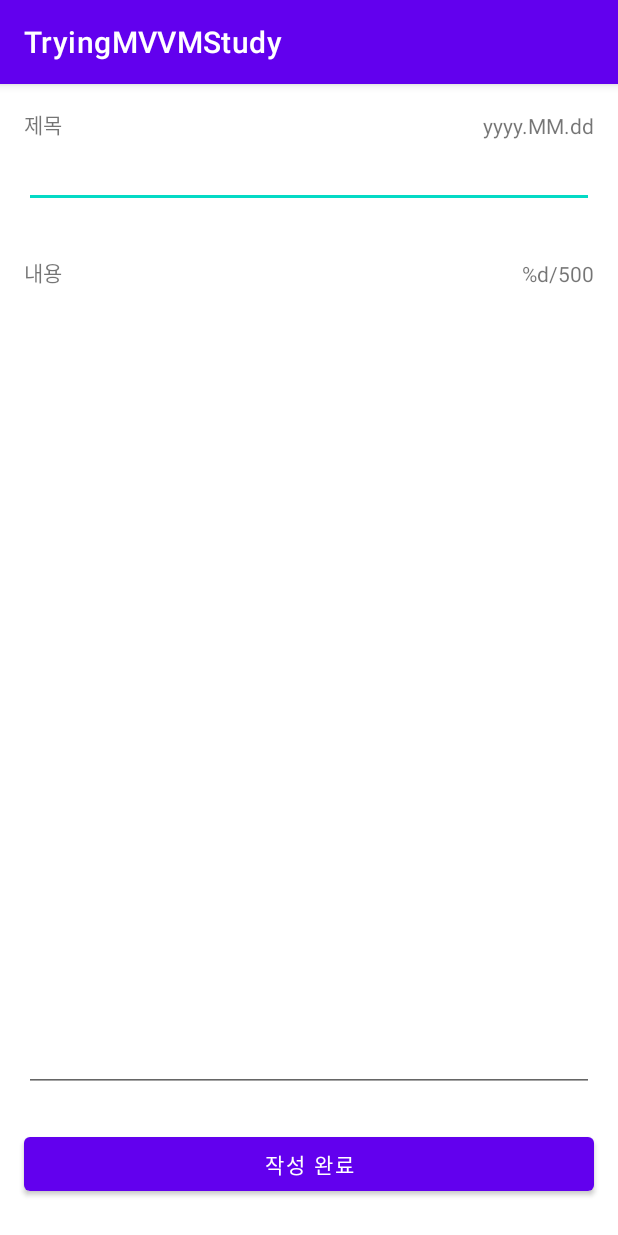
After one commit to MalibinStudy/TryMVVM, an Android app: the MemoActivity screen opened directly, with no data from a screen before it, on a phone screen of 412 x 824 dp. The commit adds this screen. Run offline under Robolectric (Android 15) with nearby library versions, the phone set to English and light mode, and no system bars; our stand-ins replace data binding.

Commit message:
[Feat] Databinding 기초 코드

```diff
--- a/app/build.gradle
+++ b/app/build.gradle
@@ -5,12 +5,12 @@ plugins {
 }
 
 android {
-    compileSdk 30
+    compileSdk 31
 
     defaultConfig {
         applicationId "com.malibin.study.trying.mvvm"
         minSdk 23
-        targetSdk 30
+        targetSdk 31
         versionCode 1
         versionName "1.0"
 
@@ -32,19 +32,24 @@ android {
     kotlinOptions {
         jvmTarget = '1.8'
     }
+
+    buildFeatures {
+        dataBinding true
+        viewBinding true
+    }
 }
 
 dependencies {
-    implementation 'androidx.core:core-ktx:1.6.0'
-    implementation 'androidx.appcompat:appcompat:1.3.1'
+    implementation 'androidx.core:core-ktx:1.7.0'
+    implementation 'androidx.appcompat:appcompat:1.4.1'
 
     // View
-    implementation 'com.google.android.material:material:1.4.0'
-    implementation 'androidx.constraintlayout:constraintlayout:2.1.0'
+    implementation 'com.google.android.material:material:1.5.0'
+    implementation 'androidx.constraintlayout:constraintlayout:2.1.3'
 
     // Room Persistence
-    implementation "androidx.room:room-runtime:2.3.0"
-    kapt "androidx.room:room-compiler:2.3.0"
+    implementation "androidx.room:room-runtime:2.4.1"
+    kapt "androidx.room:room-compiler:2.4.1"
 
     // Test
     testImplementation 'junit:junit:4.+'
--- a/app/src/main/AndroidManifest.xml
+++ b/app/src/main/AndroidManifest.xml
@@ -10,6 +10,9 @@
         android:supportsRtl="true"
         android:theme="@style/Theme.TryingMVVMStudy">
         <activity
+            android:name=".presentation.MemoActivity"
+            android:exported="false" />
+        <activity
             android:name=".MainActivity"
             android:exported="true">
             <intent-filter>
--- /dev/null
+++ b/app/src/main/java/com/malibin/study/trying/mvvm/domain/Memo.kt
@@ -0,0 +1,10 @@
+package com.malibin.study.trying.mvvm.domain
+
+import java.util.*
+
+data class Memo(
+    val id: Long,
+    val title: String,
+    val content: String,
+    val createDate: Date,
+)
--- /dev/null
+++ b/app/src/main/java/com/malibin/study/trying/mvvm/presentation/MemoActivity.kt
@@ -0,0 +1,17 @@
+package com.malibin.study.trying.mvvm.presentation
+
+import android.os.Bundle
+import androidx.appcompat.app.AppCompatActivity
+import com.malibin.study.trying.mvvm.databinding.ActivityMemoBinding
+
+class MemoActivity : AppCompatActivity() {
+
+    private lateinit var binding: ActivityMemoBinding
+
+    override fun onCreate(savedInstanceState: Bundle?) {
+        super.onCreate(savedInstanceState)
+
+        binding = ActivityMemoBinding.inflate(layoutInflater)
+        setContentView(binding.root)
+    }
+}
--- /dev/null
+++ b/app/src/main/java/com/malibin/study/trying/mvvm/presentation/utils/BindingAdapters.kt
@@ -0,0 +1,13 @@
+package com.malibin.study.trying.mvvm.presentation.utils
+
+import android.widget.TextView
+import androidx.databinding.BindingAdapter
+import java.text.SimpleDateFormat
+import java.util.*
+
+@BindingAdapter("app:createdDate")
+fun bindMemoCreatedDate(textView: TextView, date: Date?) {
+    if (date == null) return
+    val simpleDateFormat = SimpleDateFormat("yyyy.MM.dd", Locale.KOREA)
+    textView.text = simpleDateFormat.format(date)
+}
--- /dev/null
+++ b/app/src/main/res/layout/activity_memo.xml
@@ -0,0 +1,94 @@
+<?xml version="1.0" encoding="utf-8"?>
+<layout xmlns:android="http://schemas.android.com/apk/res/android"
+    xmlns:app="http://schemas.android.com/apk/res-auto"
+    xmlns:tools="http://schemas.android.com/tools">
+
+    <data>
+
+        <variable
+            name="memo"
+            type="com.malibin.study.trying.mvvm.domain.Memo" />
+    </data>
+
+    <androidx.constraintlayout.widget.ConstraintLayout
+        android:layout_width="match_parent"
+        android:layout_height="match_parent"
+        tools:context=".presentation.MemoActivity">
+
+        <TextView
+            android:id="@+id/textView"
+            android:layout_width="wrap_content"
+            android:layout_height="wrap_content"
+            android:layout_marginStart="16dp"
+            android:layout_marginTop="16dp"
+            android:text="@string/title"
+            app:layout_constraintStart_toStartOf="parent"
+            app:layout_constraintTop_toTopOf="parent" />
+
+        <EditText
+            android:id="@+id/textTitle"
+            android:layout_width="0dp"
+            android:layout_height="wrap_content"
+            android:layout_marginStart="16dp"
+            android:layout_marginEnd="16dp"
+            android:ems="10"
+            android:inputType="textPersonName"
+            app:layout_constraintEnd_toEndOf="parent"
+            app:layout_constraintStart_toStartOf="parent"
+            app:layout_constraintTop_toBottomOf="@+id/textView" />
+
+        <TextView
+            android:id="@+id/textDate"
+            android:layout_width="wrap_content"
+            android:layout_height="wrap_content"
+            android:text="@string/dateFormat"
+            app:layout_constraintBottom_toTopOf="@+id/textTitle"
+            app:layout_constraintEnd_toEndOf="@+id/textTitle" />
+
+        <TextView
+            android:id="@+id/textView2"
+            android:layout_width="wrap_content"
+            android:layout_height="wrap_content"
+            android:layout_marginStart="16dp"
+            android:layout_marginTop="32dp"
+            android:text="@string/content"
+            app:layout_constraintStart_toStartOf="parent"
+            app:layout_constraintTop_toBottomOf="@+id/textTitle" />
+
+        <TextView
+            android:id="@+id/textView4"
+            android:layout_width="wrap_content"
+            android:layout_height="wrap_content"
+            android:text="@string/memoMaxLengthFormat"
+            app:layout_constraintBottom_toTopOf="@+id/textContent"
+            app:layout_constraintEnd_toEndOf="@+id/textContent" />
+
+        <EditText
+            android:id="@+id/textContent"
+            android:layout_width="0dp"
+            android:layout_height="0dp"
+            android:layout_marginStart="16dp"
+            android:layout_marginEnd="16dp"
+            android:layout_marginBottom="24dp"
+            android:ems="10"
+            android:gravity="start|top"
+            android:inputType="textMultiLine"
+            app:layout_constraintBottom_toTopOf="@+id/buttonSubmit"
+            app:layout_constraintEnd_toEndOf="parent"
+            app:layout_constraintStart_toStartOf="parent"
+            app:layout_constraintTop_toBottomOf="@+id/textView2" />
+
+        <Button
+            android:id="@+id/buttonSubmit"
+            android:layout_width="0dp"
+            android:layout_height="wrap_content"
+            android:layout_marginStart="16dp"
+            android:layout_marginEnd="16dp"
+            android:layout_marginBottom="24dp"
+            android:text="@string/writeComplete"
+            app:layout_constraintBottom_toBottomOf="parent"
+            app:layout_constraintEnd_toEndOf="parent"
+            app:layout_constraintStart_toStartOf="parent" />
+
+    </androidx.constraintlayout.widget.ConstraintLayout>
+</layout>
--- a/app/src/main/res/values/strings.xml
+++ b/app/src/main/res/values/strings.xml
@@ -1,3 +1,8 @@
 <resources>
     <string name="app_name">TryingMVVMStudy</string>
+    <string name="title">제목</string>
+    <string name="content">내용</string>
+    <string name="dateFormat">yyyy.MM.dd</string>
+    <string name="memoMaxLengthFormat">%d/500</string>
+    <string name="writeComplete">작성 완료</string>
 </resources>
```
